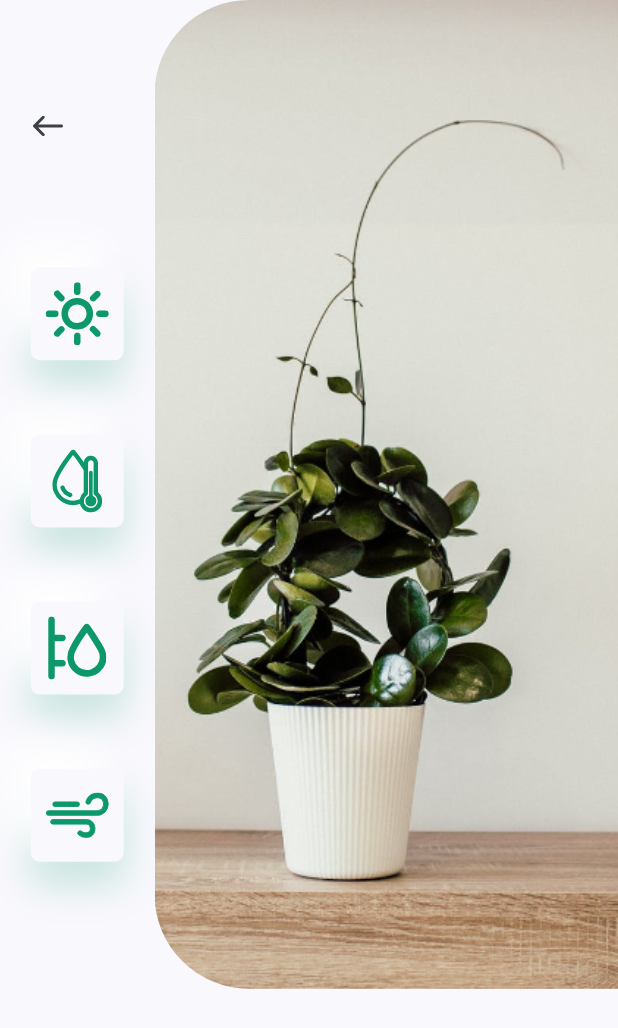
After one commit to Vini03-Alcantra/PlantAppFlutter, a Flutter app: the DetailsScreen screen opened directly, on a phone screen of 412 x 824 dp. The commit adds this screen. Shown: the top 1028 px of the screen. Run offline on Flutter 3.47's test engine with Material 2 defaults, Android fonts, the phone set to English and light mode, and no system bars; our stand-ins replace flutter_svg.

Commit message:
criando page and widget image_and_icons

```diff
--- /dev/null
+++ b/lib/pages/details/components/image_and_icons.dart
@@ -0,0 +1,66 @@
+import 'package:flutter/material.dart';
+import 'package:plantApp/constants.dart';
+import 'package:plantApp/pages/details/components/icon_card.dart';
+import 'package:flutter_svg/svg.dart';
+
+class ImageAndIcons extends StatelessWidget {
+  const ImageAndIcons({
+    Key key,
+    @required this.size,
+  }) : super(key: key);
+
+  final Size size;
+
+  @override
+  Widget build(BuildContext context) {
+    return Padding(
+      padding: const EdgeInsets.only(bottom: kDefaultPadding * 3),
+      child: SizedBox(
+        height: size.height * 0.8,
+        child: Row(
+          children: <Widget>[
+            Expanded(
+              child: Padding(
+                padding: const EdgeInsets.symmetric(vertical: kDefaultPadding * 3),
+                child: Column(
+                  children: <Widget>[
+                    Align(
+                      alignment: Alignment.topLeft,
+                      child: IconButton(
+                        padding: EdgeInsets.symmetric(horizontal: kDefaultPadding),
+                        icon: SvgPicture.asset("assets/icons/back_arrow.svg"),
+                        onPressed: (){
+                          Navigator.pop(context);
+                        }
+                      )
+                    ),
+                    Spacer(),
+                    IconCard(icon: "assets/icons/sun.svg"),
+                    IconCard(icon: "assets/icons/icon_2.svg"),
+                    IconCard(icon: "assets/icons/icon_3.svg"),
+                    IconCard(icon: "assets/icons/icon_4.svg"),
+                  ]
+                ),
+              )
+            ),
+            Container(
+              height: size.height * 0.8,
+              width: size.width * 0.75,
+              decoration: BoxDecoration(
+                borderRadius: BorderRadius.only(
+                  topLeft: Radius.circular(63),
+                  bottomLeft: Radius.circular(63)
+                ),
+                image: DecorationImage(
+                  alignment: Alignment.centerLeft,
+                  fit: BoxFit.cover,
+                  image: AssetImage("assets/images/img.png")
+                )
+              )
+            )
+          ]
+        ),
+      ),
+    );
+  }
+}
```
Also changed, not shown: lib/pages/details/components/body.dart (+7 -52 lines).
